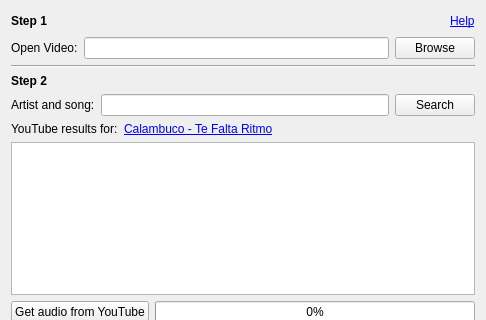
First picture: the form in soundfix.ui, repository harjoc/soundfix, before the edit; both pictures show x 0 to 486 and y 0 to 320 of the 486 by 570 pixel window.
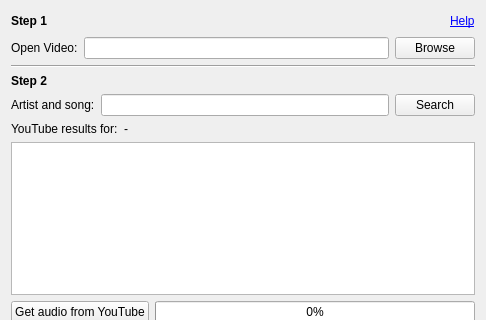
Second picture: the form after the edit.

```diff
--- a/soundfix.ui
+++ b/soundfix.ui
@@ -135,7 +135,7 @@
       <item>
        <widget class="QLabel" name="songLabel">
         <property name="text">
-         <string>&lt;a href=&quot;http://patraulea.com&quot;&gt;Calambuco - Te Falta Ritmo&lt;/a&gt;</string>
+         <string>-</string>
         </property>
         <property name="openExternalLinks">
          <bool>true</bool>
```
